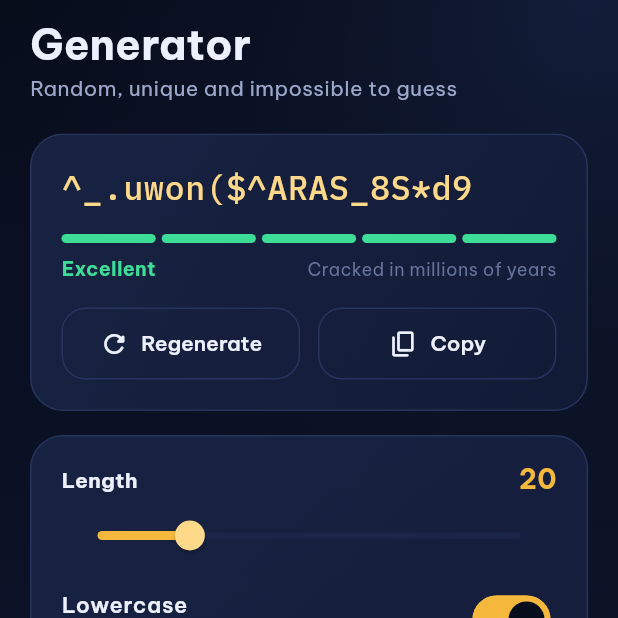
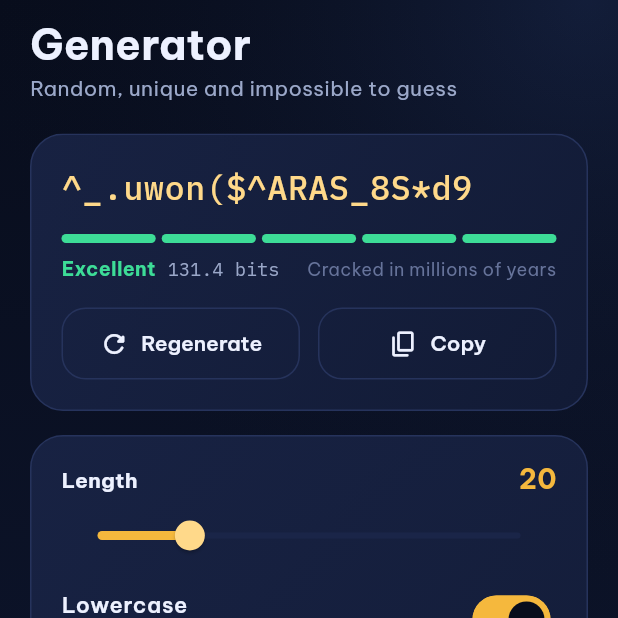
Before and after one commit to DarkWizardCK-24/CredVault, a Flutter app: the HomeScreen screen opened directly, item 2 of the bottom bar chosen, on a phone screen of 412 x 824 dp, the top half of it. Run offline on Flutter 3.47's test engine with Material 3 defaults, Android fonts, the phone set to English and light mode, and no system bars; our stand-ins replace cloud_firestore, firebase_auth, firebase_core, font_awesome_flutter, shared_preferences; missing offline and left inert: cryptography; accounts and stored records are empty.

Commit message:
Show entropy estimate in the password strength meter

```diff
--- a/lib/widgets/strength_meter.dart
+++ b/lib/widgets/strength_meter.dart
@@ -25,18 +25,23 @@ class StrengthMeter extends StatelessWidget {
   final bool showHints;
   final bool showCrackTime;
 
+  /// Shows the raw entropy estimate in bits next to the strength label.
+  final bool showEntropy;
+
   const StrengthMeter({
     super.key,
     required this.strength,
     this.showHints = true,
     this.showCrackTime = true,
+    this.showEntropy = true,
   });
 
   @override
   Widget build(BuildContext context) {
     final color = strengthColor(strength.level);
     return Semantics(
-      label: 'Password strength: ${strength.level.label}',
+      label: 'Password strength: ${strength.level.label}'
+          '${showEntropy && strength.bits > 0 ? ', ${strength.bits.toStringAsFixed(1)} bits of entropy' : ''}',
       child: Column(
         crossAxisAlignment: CrossAxisAlignment.start,
         children: [
@@ -70,13 +75,32 @@ class StrengthMeter extends StatelessWidget {
                   fontSize: 13,
                 ),
               ),
+              if (showEntropy && strength.bits > 0) ...[
+                const SizedBox(width: 8),
+                Tooltip(
+                  message: 'Estimated entropy (after pattern penalties)',
+                  child: Text(
+                    '${strength.bits.toStringAsFixed(1)} bits',
+                    style: const TextStyle(
+                      fontFamily: 'IBMPlexMono',
+                      color: AppTheme.textSecondary,
+                      fontSize: 12,
+                    ),
+                  ),
+                ),
+              ],
               if (showCrackTime && strength.bits > 0) ...[
-                const Spacer(),
-                Text(
-                  'Cracked in ${strength.crackTime}',
-                  style: const TextStyle(
-                    color: AppTheme.textMuted,
-                    fontSize: 12,
+                const SizedBox(width: 8),
+                Expanded(
+                  child: Text(
+                    'Cracked in ${strength.crackTime}',
+                    textAlign: TextAlign.end,
+                    maxLines: 1,
+                    overflow: TextOverflow.ellipsis,
+                    style: const TextStyle(
+                      color: AppTheme.textMuted,
+                      fontSize: 12,
+                    ),
                   ),
                 ),
               ],
```
